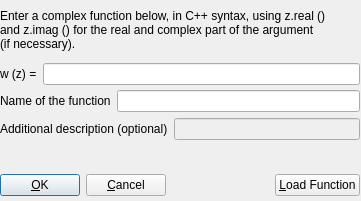
Old version of the form src/UI/ComplexDialog.ui in the repository lene/HyperspaceExplorer.
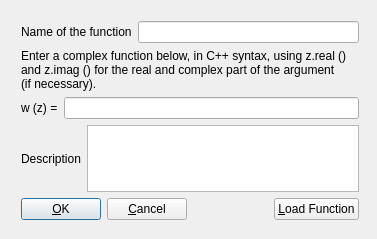
New version of the form.

Commit message: made custom functions work again - except complex functions

Diff of the .ui file:
```diff
--- a/src/UI/ComplexDialog.ui
+++ b/src/UI/ComplexDialog.ui
@@ -8,29 +8,78 @@
    <rect>
     <x>0</x>
     <y>0</y>
-    <width>361</width>
-    <height>201</height>
+    <width>377</width>
+    <height>239</height>
    </rect>
   </property>
   <property name="windowTitle" >
    <string>Enter a complex function</string>
   </property>
-  <widget class="QWidget" name="WLayout" >
+  <widget class="QWidget" name="" >
    <property name="geometry" >
     <rect>
-     <x>0</x>
-     <y>60</y>
+     <x>10</x>
+     <y>10</y>
      <width>360</width>
-     <height>28</height>
+     <height>221</height>
     </rect>
    </property>
+   <layout class="QVBoxLayout" >
+    <item>
    <layout class="QHBoxLayout" >
-    <property name="margin" >
+      <property name="spacing" >
+       <number>6</number>
+      </property>
+      <property name="leftMargin" >
      <number>0</number>
     </property>
+      <property name="topMargin" >
+       <number>0</number>
+      </property>
+      <property name="rightMargin" >
+       <number>0</number>
+      </property>
+      <property name="bottomMargin" >
+       <number>0</number>
+      </property>
+      <item>
+       <widget class="QLabel" name="NameLabel" >
+        <property name="text" >
+         <string>Name of the function</string>
+        </property>
+       </widget>
+      </item>
+      <item>
+       <widget class="QLineEdit" name="nameEdit" />
+      </item>
+     </layout>
+    </item>
+    <item>
+     <widget class="QLabel" name="IntroLabel" >
+      <property name="text" >
+       <string>Enter a complex function below, in C++ syntax, using z.real ()
+and z.imag () for the real and complex part of the argument
+(if necessary).</string>
+      </property>
+     </widget>
+    </item>
+    <item>
+     <layout class="QHBoxLayout" >
     <property name="spacing" >
      <number>6</number>
     </property>
+      <property name="leftMargin" >
+       <number>0</number>
+      </property>
+      <property name="topMargin" >
+       <number>0</number>
+      </property>
+      <property name="rightMargin" >
+       <number>0</number>
+      </property>
+      <property name="bottomMargin" >
+       <number>0</number>
+      </property>
     <item>
      <widget class="QLabel" name="WLabel" >
       <property name="text" >
@@ -42,52 +91,8 @@
      <widget class="QLineEdit" name="WEdit" />
     </item>
    </layout>
-  </widget>
-  <widget class="QWidget" name="Layout25" >
-   <property name="geometry" >
-    <rect>
-     <x>0</x>
-     <y>90</y>
-     <width>360</width>
-     <height>73</height>
-    </rect>
-   </property>
-   <layout class="QVBoxLayout" >
-    <property name="margin" >
-     <number>0</number>
-    </property>
-    <property name="spacing" >
-     <number>6</number>
-    </property>
-    <item>
-     <layout class="QVBoxLayout" >
-      <property name="margin" >
-       <number>0</number>
-      </property>
-      <property name="spacing" >
-       <number>6</number>
-      </property>
-      <item>
-       <layout class="QHBoxLayout" >
-        <property name="margin" >
-         <number>0</number>
-        </property>
-        <property name="spacing" >
-         <number>6</number>
-        </property>
-        <item>
-         <widget class="QLabel" name="NameLabel" >
-          <property name="text" >
-           <string>Name of the function</string>
-          </property>
-         </widget>
         </item>
         <item>
-         <widget class="QLineEdit" name="NameEdit" />
-        </item>
-       </layout>
-      </item>
-      <item>
        <layout class="QHBoxLayout" >
         <property name="margin" >
          <number>0</number>
@@ -98,18 +103,12 @@
         <item>
          <widget class="QLabel" name="DescLabel" >
           <property name="text" >
-           <string>Additional description (optional)</string>
+         <string>Description</string>
           </property>
          </widget>
         </item>
         <item>
-         <widget class="QLineEdit" name="LineEdit12" >
-          <property name="enabled" >
-           <bool>false</bool>
-          </property>
-         </widget>
-        </item>
-       </layout>
+       <widget class="QTextEdit" name="textEdit" />
       </item>
      </layout>
     </item>
@@ -123,39 +122,26 @@
       </property>
       <property name="sizeHint" >
        <size>
-        <width>20</width>
-        <height>20</height>
+        <width>358</width>
+        <height>16</height>
        </size>
       </property>
      </spacer>
     </item>
-   </layout>
-  </widget>
-  <widget class="QWidget" name="BtnsLayout" >
-   <property name="geometry" >
-    <rect>
-     <x>0</x>
-     <y>170</y>
-     <width>360</width>
-     <height>30</height>
-    </rect>
-   </property>
+    <item>
    <layout class="QHBoxLayout" >
-    <property name="margin" >
-     <number>0</number>
-    </property>
     <property name="spacing" >
      <number>6</number>
     </property>
     <item>
-     <widget class="QPushButton" name="OKButton" >
+       <widget class="QPushButton" name="okButton" >
       <property name="text" >
        <string>&amp;OK</string>
       </property>
      </widget>
     </item>
     <item>
-     <widget class="QPushButton" name="CancelButton" >
+       <widget class="QPushButton" name="cancelButton" >
       <property name="text" >
        <string>&amp;Cancel</string>
       </property>
@@ -178,7 +164,7 @@
      </spacer>
     </item>
     <item>
-     <widget class="QPushButton" name="LoadButton" >
+       <widget class="QPushButton" name="loadButton" >
       <property name="enabled" >
        <bool>true</bool>
       </property>
@@ -188,21 +174,8 @@
      </widget>
     </item>
    </layout>
-  </widget>
-  <widget class="QLabel" name="IntroLabel" >
-   <property name="geometry" >
-    <rect>
-     <x>0</x>
-     <y>0</y>
-     <width>353</width>
-     <height>60</height>
-    </rect>
-   </property>
-   <property name="text" >
-    <string>Enter a complex function below, in C++ syntax, using z.real ()
-and z.imag () for the real and complex part of the argument
-(if necessary).</string>
-   </property>
+    </item>
+   </layout>
   </widget>
  </widget>
  <layoutdefault spacing="6" margin="11" />
```
Left out of the diff: 23 changed lines with no effect on the pictures. Lines whose indentation alone changed are shown as unchanged. The commit also changes 13 other files.
